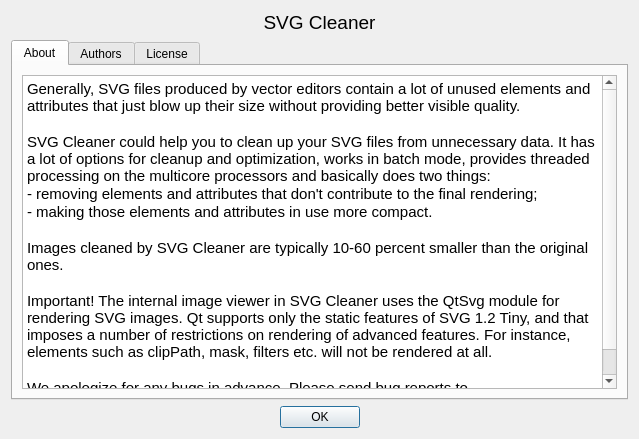
Qt form src/gui/aboutdialog.ui (RazrFalcon/svgcleaner) before a commit.
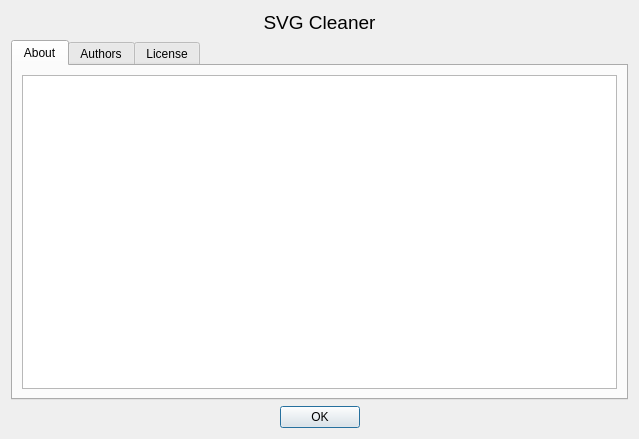
The same form after that commit.

```diff
--- a/src/gui/aboutdialog.ui
+++ b/src/gui/aboutdialog.ui
@@ -46,23 +46,9 @@
       </attribute>
       <layout class="QVBoxLayout" name="verticalLayout_2">
        <item>
-        <widget class="QTextBrowser" name="textBrowser">
-         <property name="html">
-          <string>&lt;!DOCTYPE HTML PUBLIC &quot;-//W3C//DTD HTML 4.0//EN&quot; &quot;http://www.w3.org/TR/REC-html40/strict.dtd&quot;&gt;
-&lt;html&gt;&lt;head&gt;&lt;meta name=&quot;qrichtext&quot; content=&quot;1&quot; /&gt;&lt;style type=&quot;text/css&quot;&gt;
-p, li { white-space: pre-wrap; }
-&lt;/style&gt;&lt;/head&gt;&lt;body style=&quot; font-family:'Verdana'; font-size:11pt; font-weight:400; font-style:normal;&quot;&gt;
-&lt;p style=&quot; margin-top:0px; margin-bottom:0px; margin-left:0px; margin-right:0px; -qt-block-indent:0; text-indent:0px;&quot;&gt;Generally, SVG files produced by vector editors contain a lot of unused elements and attributes that just blow up their size without providing better visible quality.&lt;/p&gt;
-&lt;p style=&quot;-qt-paragraph-type:empty; margin-top:0px; margin-bottom:0px; margin-left:0px; margin-right:0px; -qt-block-indent:0; text-indent:0px;&quot;&gt;&lt;br /&gt;&lt;/p&gt;
-&lt;p style=&quot; margin-top:0px; margin-bottom:0px; margin-left:0px; margin-right:0px; -qt-block-indent:0; text-indent:0px;&quot;&gt;SVG Cleaner could help you to clean up your SVG files from unnecessary data. It has a lot of options for cleanup and optimization, works in batch mode, provides threaded processing on the multicore processors and basically does two things:&lt;/p&gt;
-&lt;p style=&quot; margin-top:0px; margin-bottom:0px; margin-left:0px; margin-right:0px; -qt-block-indent:0; text-indent:0px;&quot;&gt;- removing elements and attributes that don't contribute to the final rendering;&lt;/p&gt;
-&lt;p style=&quot; margin-top:0px; margin-bottom:0px; margin-left:0px; margin-right:0px; -qt-block-indent:0; text-indent:0px;&quot;&gt;- making those elements and attributes in use more compact.&lt;/p&gt;
-&lt;p style=&quot;-qt-paragraph-type:empty; margin-top:0px; margin-bottom:0px; margin-left:0px; margin-right:0px; -qt-block-indent:0; text-indent:0px;&quot;&gt;&lt;br /&gt;&lt;/p&gt;
-&lt;p style=&quot; margin-top:0px; margin-bottom:0px; margin-left:0px; margin-right:0px; -qt-block-indent:0; text-indent:0px;&quot;&gt;Images cleaned by SVG Cleaner are typically 10-60 percent smaller than the original ones.&lt;/p&gt;
-&lt;p style=&quot;-qt-paragraph-type:empty; margin-top:0px; margin-bottom:0px; margin-left:0px; margin-right:0px; -qt-block-indent:0; text-indent:0px;&quot;&gt;&lt;br /&gt;&lt;/p&gt;
-&lt;p style=&quot; margin-top:0px; margin-bottom:0px; margin-left:0px; margin-right:0px; -qt-block-indent:0; text-indent:0px;&quot;&gt;Important! The internal image viewer in SVG Cleaner uses the QtSvg module for rendering SVG images. Qt supports only the static features of SVG 1.2 Tiny, and that imposes a number of restrictions on rendering of advanced features. For instance, elements such as clipPath, mask, filters etc. will not be rendered at all.&lt;/p&gt;
-&lt;p style=&quot;-qt-paragraph-type:empty; margin-top:0px; margin-bottom:0px; margin-left:0px; margin-right:0px; -qt-block-indent:0; text-indent:0px;&quot;&gt;&lt;br /&gt;&lt;/p&gt;
-&lt;p style=&quot; margin-top:0px; margin-bottom:0px; margin-left:0px; margin-right:0px; -qt-block-indent:0; text-indent:0px;&quot;&gt;We apologize for any bugs in advance. Please send bug reports to &lt;a href=&quot;svgcleanerteam@gmail.com&quot;&gt;&lt;span style=&quot; text-decoration: underline; color:#0057ae;&quot;&gt;svgcleanerteam@gmail.com&lt;/span&gt;&lt;/a&gt;.&lt;/p&gt;&lt;/body&gt;&lt;/html&gt;</string>
+        <widget class="QTextBrowser" name="textAbout">
+         <property name="openLinks">
+          <bool>false</bool>
          </property>
         </widget>
        </item>
```
Left out of the diff: 22 changed lines with no effect on the pictures.
